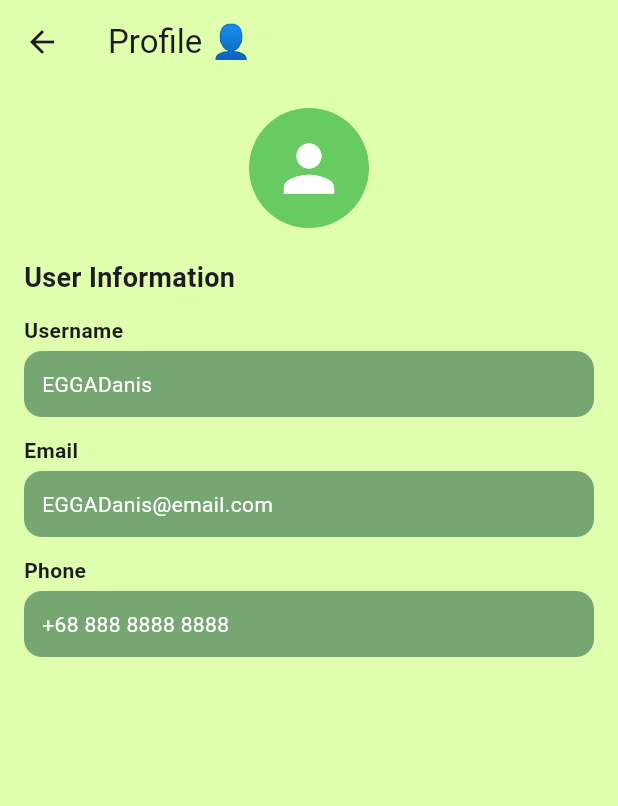
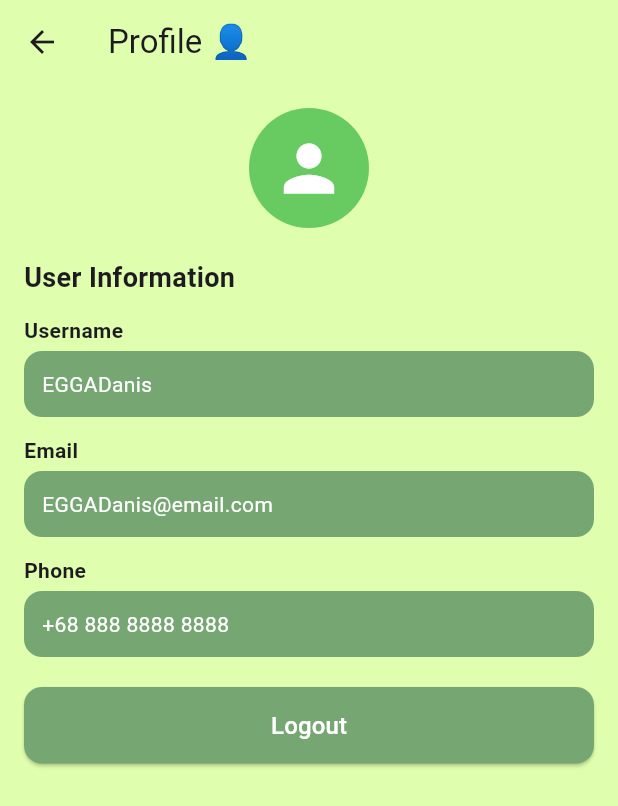
Before and after one commit to ghazyabyu/todolistflutter, a Flutter app: the ProfilePage screen opened by its route, on a phone screen of 412 x 824 dp. Shown: the top 806 px of the screen. Run offline on Flutter 3.47's test engine with Material 3 defaults, Android fonts, the phone set to English and light mode, and no system bars; our stand-ins replace get, shared_preferences; accounts and stored records are empty.

Commit message:
FEAT [Danis] feat logout

```diff
--- a/lib/main.dart
+++ b/lib/main.dart
@@ -1,5 +1,6 @@
 import 'package:flutter/material.dart';
 import 'package:get/get.dart';
+import 'package:todolistflutter/bindings/authbinding.dart';
 import 'package:todolistflutter/routes/pages.dart';
 import 'package:todolistflutter/routes/routes.dart';
 
@@ -16,6 +17,7 @@ class MyApp extends StatelessWidget {
       debugShowCheckedModeBanner: false,
       initialRoute: AppRoutes.splashpage,
       getPages: AppPages.pages,
+      initialBinding: AuthBinding(),
     );
   }
 }
--- a/lib/pages/profile_page.dart
+++ b/lib/pages/profile_page.dart
@@ -1,8 +1,14 @@
 import 'package:flutter/material.dart';
+import 'package:get/get.dart';
+import 'package:get/route_manager.dart';
+import 'package:todolistflutter/components/custombutton.dart';
+import 'package:todolistflutter/controllers/authcontroller.dart';
+import 'package:todolistflutter/routes/routes.dart';
 import '../components/customcolor.dart';
 
 class ProfilePage extends StatelessWidget {
-  const ProfilePage({super.key});
+  ProfilePage({super.key});
+  final AuthController authController = Get.find<AuthController>();
 
   @override
   Widget build(BuildContext context) {
@@ -41,6 +47,20 @@ class ProfilePage extends StatelessWidget {
               _buildProfileItem("Email", "EGGADanis@email.com"),
               const SizedBox(height: 12),
               _buildProfileItem("Phone", "+68 888 8888 8888"),
+
+              const SizedBox(height: 20),
+              Center(
+                child: SizedBox(
+                  width: double.infinity,
+                  child: CustomButton(
+                    text: "Logout",
+                    onPressed: () {
+                      authController.logout();
+                      Get.offAllNamed(AppRoutes.loginpage);
+                    },
+                  ),
+                ),
+              ),
             ],
           ),
         ),
@@ -58,7 +78,7 @@ class ProfilePage extends StatelessWidget {
           width: double.infinity,
           padding: const EdgeInsets.all(12),
           decoration: BoxDecoration(
-            color:AppColors.darkgreen,
+            color: AppColors.darkgreen,
             borderRadius: BorderRadius.circular(12),
           ),
           child: Text(
--- a/lib/routes/pages.dart
+++ b/lib/routes/pages.dart
@@ -34,9 +34,12 @@ class AppPages {
       binding: HistoryBinding(),
     ),
 
-    GetPage(
-      name: AppRoutes.profilepage,
-      page: () => ProfilePage()),
+   GetPage(
+     name: AppRoutes.profilepage,
+     page: () => ProfilePage(),
+     binding: AuthBinding(),
+   ),
+
     GetPage(
       name: AppRoutes.homepage,
       page: () => HomePage(),
```
Also changed, not shown: lib/controllers/authcontroller.dart (+19 -15 lines).
